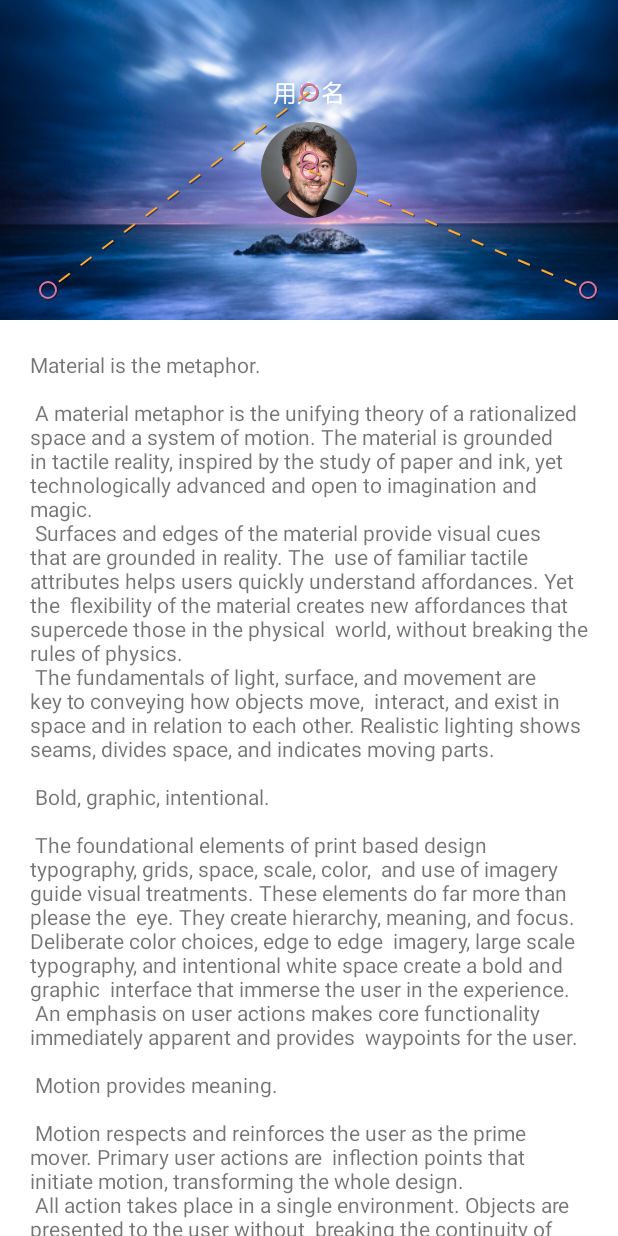
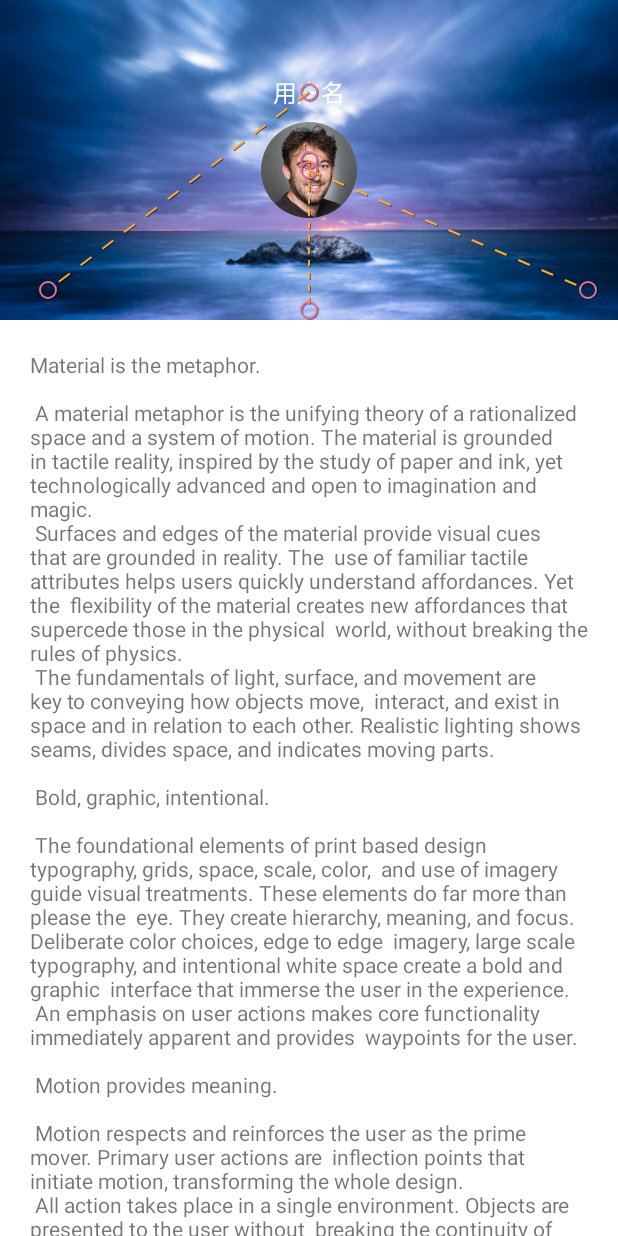
Before and after one commit to wukuiqing49/Material, an Android app: the CoordinatorLayout2Activity screen opened directly, with no data from a screen before it, on a phone screen of 412 x 824 dp. Run offline under Robolectric (Android 15) with nearby library versions, the phone set to English and light mode, and no system bars.

Commit message:
博客类型页面滑动动画

```diff
--- a/app/src/main/res/xml/scene_coordinator_layout02.xml
+++ b/app/src/main/res/xml/scene_coordinator_layout02.xml
@@ -14,6 +14,8 @@
             android:id="@+id/backgroundIcon"
             android:layout_width="match_parent"
             android:layout_height="match_parent"
+            android:scaleX="1.1"
+            android:scaleY="1.1"
             android:alpha="1.0" />
 
         <Constraint
@@ -49,6 +51,8 @@
             android:id="@id/backgroundIcon"
             android:layout_width="match_parent"
             android:layout_height="match_parent"
+            android:translationY="100dp"
+            android:translationX="0dp"
             android:alpha="0.2" />
         <!-- 文字靠左展示 -->
         <Constraint
```
